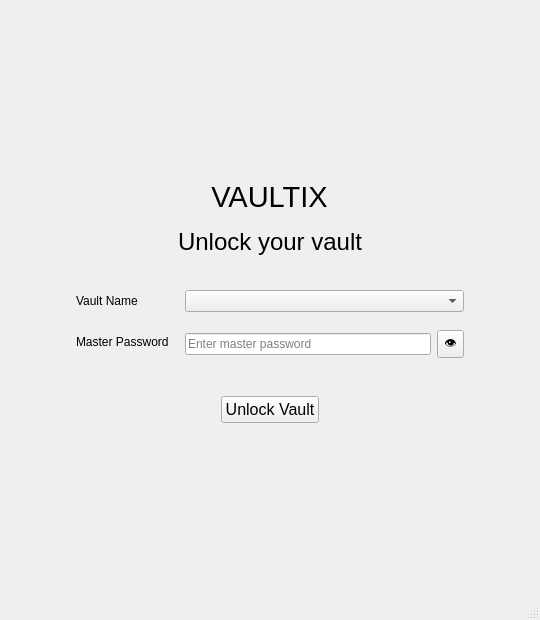
Before: the Qt Designer form ui/login.ui in Haakim19/vaultix, drawn with Qt 5.
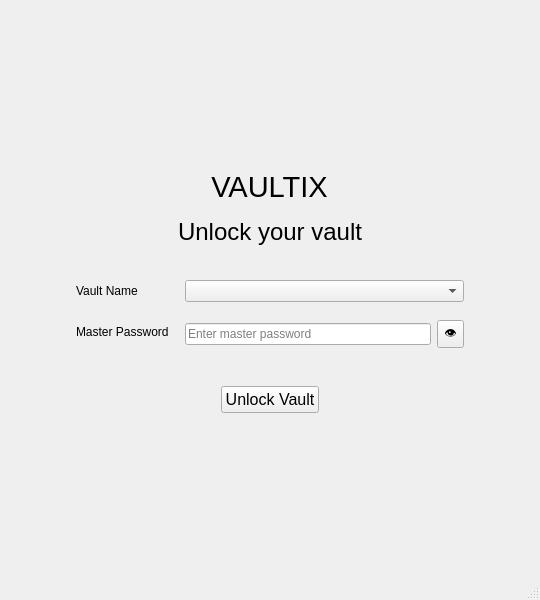
After: the same form once the commit is applied.

Patch:
```diff
--- a/ui/login.ui
+++ b/ui/login.ui
@@ -7,7 +7,7 @@
     <x>0</x>
     <y>0</y>
     <width>540</width>
-    <height>620</height>
+    <height>600</height>
    </rect>
   </property>
   <property name="windowTitle">
```
